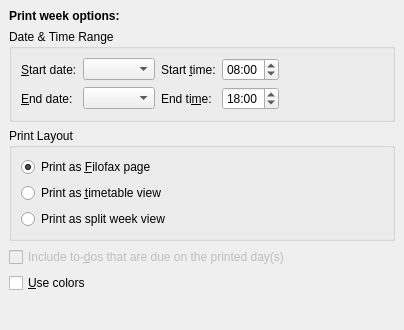
Above: printing/calprintweekconfig_base.ui from KDE/korganizer before the change. Below: the same form after it.
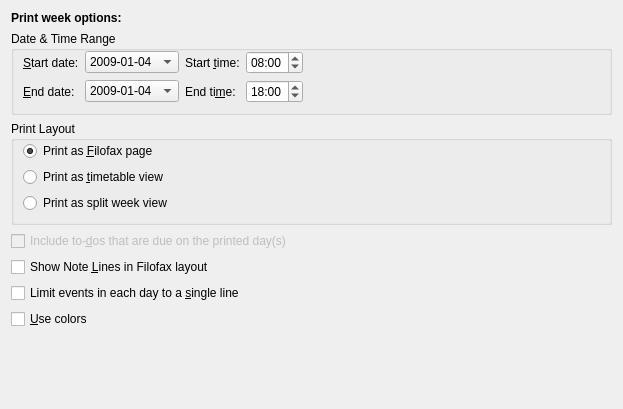
That is the form after the change. Custom widgets are drawn as their Qt base class.

The edit to the form file:
```diff
--- a/printing/calprintweekconfig_base.ui
+++ b/printing/calprintweekconfig_base.ui
@@ -7,27 +7,12 @@
    <rect>
     <x>0</x>
     <y>0</y>
-    <width>404</width>
-    <height>330</height>
+    <width>623</width>
+    <height>409</height>
    </rect>
   </property>
-  <layout class="QVBoxLayout" >
-   <property name="spacing" >
-    <number>6</number>
-   </property>
-   <property name="leftMargin" >
-    <number>9</number>
-   </property>
-   <property name="topMargin" >
-    <number>9</number>
-   </property>
-   <property name="rightMargin" >
-    <number>9</number>
-   </property>
-   <property name="bottomMargin" >
-    <number>9</number>
-   </property>
-   <item>
+  <layout class="QGridLayout" name="gridLayout" >
+   <item row="0" column="0" >
     <widget class="QLabel" name="label" >
      <property name="text" >
       <string>&lt;html>&lt;head>&lt;meta name="qrichtext" content="1" />&lt;style type="text/css">
@@ -37,7 +22,7 @@
      </property>
     </widget>
    </item>
-   <item>
+   <item row="1" column="0" >
     <widget class="QGroupBox" name="mDateRangeGroup" >
      <property name="title" >
       <string>Date &amp;&amp; Time Range</string>
@@ -47,7 +32,7 @@
        <number>9</number>
       </property>
       <property name="topMargin" >
-       <number>9</number>
+       <number>0</number>
       </property>
       <property name="rightMargin" >
        <number>9</number>
@@ -55,10 +40,7 @@
       <property name="bottomMargin" >
        <number>9</number>
       </property>
-      <property name="horizontalSpacing" >
-       <number>6</number>
-      </property>
-      <property name="verticalSpacing" >
+      <property name="spacing" >
        <number>6</number>
       </property>
       <item row="0" column="4" >
@@ -98,6 +80,11 @@
         <property name="whatsThis" >
          <string>Here you can choose which events should be printed based on their date. This check enables you to enter the start date of the date range. Use the &lt;i>End date&lt;/i> to enter the end date of the daterange.</string>
         </property>
+        <item>
+         <property name="text" >
+          <string>2009-01-04</string>
+         </property>
+        </item>
        </widget>
       </item>
       <item row="1" column="2" >
@@ -184,6 +171,11 @@
         <property name="whatsThis" >
          <string>Here you can choose which events should be printed based on their date. This check enables you to enter the end date of the date range. Use the &lt;i>Start date&lt;/i> to enter the start date of the daterange.</string>
         </property>
+        <item>
+         <property name="text" >
+          <string>2009-01-04</string>
+         </property>
+        </item>
        </widget>
       </item>
       <item row="1" column="0" >
@@ -202,7 +194,7 @@
      </layout>
     </widget>
    </item>
-   <item>
+   <item row="2" column="0" >
     <widget class="QGroupBox" name="mPrintType" >
      <property name="title" >
       <string>Print Layout</string>
@@ -215,7 +207,7 @@
        <number>9</number>
       </property>
       <property name="topMargin" >
-       <number>9</number>
+       <number>0</number>
       </property>
       <property name="rightMargin" >
        <number>9</number>
@@ -259,7 +251,7 @@
      </layout>
     </widget>
    </item>
-   <item>
+   <item row="3" column="0" >
     <widget class="QCheckBox" name="mIncludeTodos" >
      <property name="enabled" >
       <bool>false</bool>
@@ -272,7 +264,27 @@
      </property>
     </widget>
    </item>
-   <item>
+   <item row="4" column="0" >
+    <widget class="QCheckBox" name="mShowNoteLines" >
+     <property name="whatsThis" >
+      <string>Check this option to draw note lines.</string>
+     </property>
+     <property name="text" >
+      <string>Show Note &amp;Lines in Filofax layout</string>
+     </property>
+    </widget>
+   </item>
+   <item row="5" column="0" >
+    <widget class="QCheckBox" name="mSingleLineLimit" >
+     <property name="whatsThis" >
+      <string>Check this option to limit events to a single line.</string>
+     </property>
+     <property name="text" >
+      <string>Limit events in each day to a &amp;single line</string>
+     </property>
+    </widget>
+   </item>
+   <item row="6" column="0" >
     <widget class="QCheckBox" name="mColors" >
      <property name="whatsThis" >
       <string>The timetable view supports colors. If you want to make use of colors you should check this option. The category colors will be used.</string>
@@ -282,7 +294,7 @@
      </property>
     </widget>
    </item>
-   <item>
+   <item row="7" column="0" >
     <spacer>
      <property name="orientation" >
       <enum>Qt::Vertical</enum>
```
Left out of the diff: 12 changed lines with no effect on the pictures.
